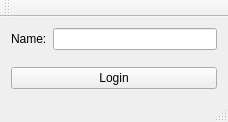
Old version of the form UserManagement/loginwindow.ui in the repository AlexGruebel/UserManagementProjectAP2019-.
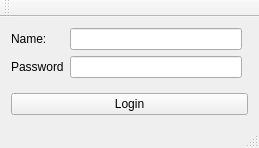
New version of the form.

```diff
--- a/UserManagement/loginwindow.ui
+++ b/UserManagement/loginwindow.ui
@@ -6,8 +6,8 @@
    <rect>
     <x>0</x>
     <y>0</y>
-    <width>228</width>
-    <height>122</height>
+    <width>259</width>
+    <height>148</height>
    </rect>
   </property>
   <property name="windowTitle">
@@ -15,6 +15,13 @@
   </property>
   <widget class="QWidget" name="centralWidget">
    <layout class="QGridLayout" name="gridLayout">
+    <item row="1" column="0" colspan="2">
+     <widget class="QPushButton" name="m_loginButton">
+      <property name="text">
+       <string>Login</string>
+      </property>
+     </widget>
+    </item>
     <item row="0" column="0">
      <layout class="QFormLayout" name="formLayout">
       <item row="0" column="0">
@@ -27,15 +34,22 @@
       <item row="0" column="1">
        <widget class="QLineEdit" name="m_nameLineEdit"/>
       </item>
+      <item row="1" column="0">
+       <widget class="QLabel" name="passwordLabel">
+        <property name="text">
+         <string>Password</string>
+        </property>
+       </widget>
+      </item>
+      <item row="1" column="1">
+       <widget class="QLineEdit" name="passwordLineEdit">
+        <property name="echoMode">
+         <enum>QLineEdit::Password</enum>
+        </property>
+       </widget>
+      </item>
      </layout>
     </item>
-    <item row="1" column="0">
-     <widget class="QPushButton" name="m_loginButton">
-      <property name="text">
-       <string>Login</string>
-      </property>
-     </widget>
-    </item>
    </layout>
   </widget>
   <widget class="QMenuBar" name="menuBar">
```
Left out of the diff: 2 changed lines with no effect on the pictures.
